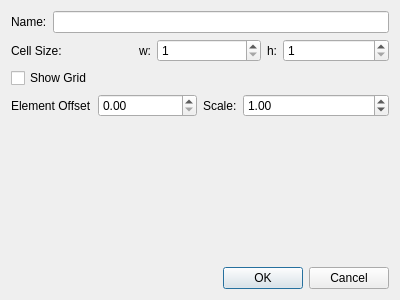
First picture: the form in mscore/mscore/palette.ui, repository musescore/musescore-old, before the edit.
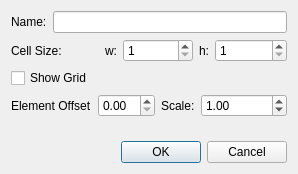
Second picture: the form after the edit.

Patch:
```diff
--- a/mscore/mscore/palette.ui
+++ b/mscore/mscore/palette.ui
@@ -1,12 +1,12 @@
 <ui version="4.0" >
  <class>PaletteProperties</class>
- <widget class="QDialog" name="PaletteProperties" >
-  <property name="geometry" >
+ <widget class="QDialog" name="PaletteProperties">
+  <property name="geometry">
    <rect>
     <x>0</x>
     <y>0</y>
-    <width>400</width>
-    <height>300</height>
+    <width>298</width>
+    <height>174</height>
    </rect>
   </property>
   <property name="windowTitle" >
```
Left out of the diff: 115 changed lines with no effect on the pictures.
